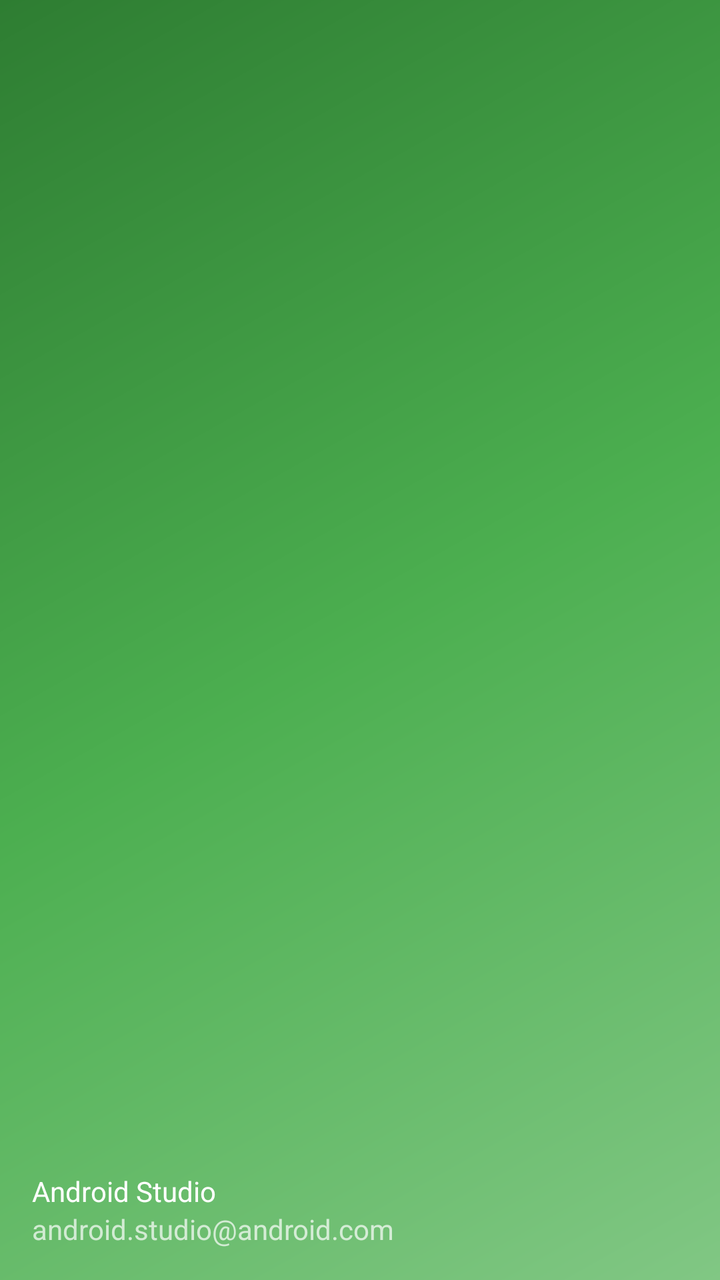
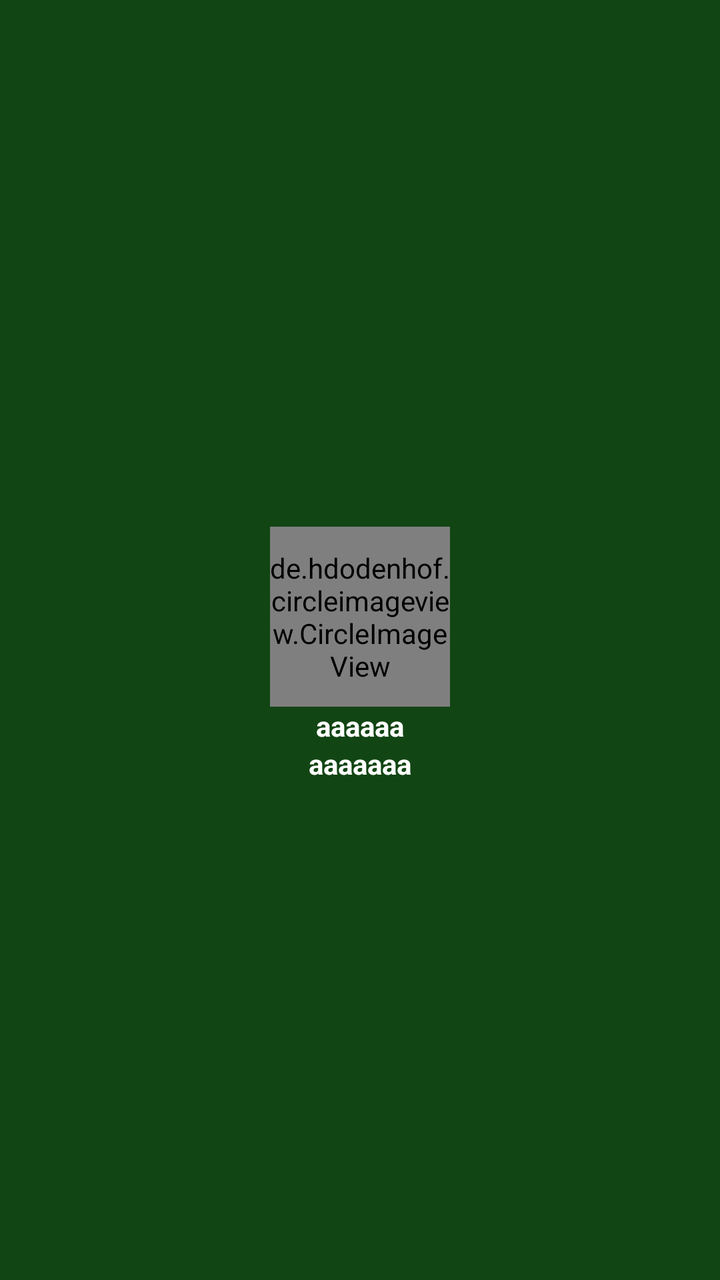

Compare the two renders of this Android layout. The source of the first and the diff that turns it into the second are given below.
<!-- AndroidManifest.xml: application theme AppTheme -->
<!-- res/layout/nav_header_main.xml -->
<?xml version="1.0" encoding="utf-8"?>
<LinearLayout xmlns:android="http://schemas.android.com/apk/res/android"
    android:layout_width="match_parent"
    android:layout_height="@dimen/nav_header_height"
    android:background="@drawable/side_nav_bar"
    android:gravity="bottom"
    android:orientation="vertical"
    android:paddingBottom="@dimen/activity_vertical_margin"
    android:paddingLeft="@dimen/activity_horizontal_margin"
    android:paddingRight="@dimen/activity_horizontal_margin"
    android:paddingTop="@dimen/activity_vertical_margin"
    android:theme="@style/ThemeOverlay.AppCompat.Dark">

    <ImageView
        android:id="@+id/imageView"
        android:layout_width="wrap_content"
        android:layout_height="wrap_content"
        android:paddingTop="@dimen/nav_header_vertical_spacing"
        android:src="@android:drawable/sym_def_app_icon" />

    <TextView
        android:layout_width="match_parent"
        android:layout_height="wrap_content"
        android:paddingTop="@dimen/nav_header_vertical_spacing"
        android:text="Android Studio"
        android:textAppearance="@style/TextAppearance.AppCompat.Body1" />

    <TextView
        android:id="@+id/textView"
        android:layout_width="wrap_content"
        android:layout_height="wrap_content"
        android:text="android.studio@android.com" />

</LinearLayout>
<!-- resources referenced by this layout -->
<resources>
  <dimen name="activity_horizontal_margin">16dp</dimen>
  <dimen name="activity_vertical_margin">16dp</dimen>
  <dimen name="nav_header_height">160dp</dimen>
  <dimen name="nav_header_vertical_spacing">16dp</dimen>
  <!-- drawable side_nav_bar (drawable) -->
  <shape xmlns:android="http://schemas.android.com/apk/res/android"
      android:shape="rectangle">
      <gradient
          android:angle="135"
          android:centerColor="#4CAF50"
          android:endColor="#2E7D32"
          android:startColor="#81C784"
          android:type="linear" />
  </shape>
  <style name="AppTheme" parent="Theme.AppCompat.Light.DarkActionBar">
          
          <item name="windowNoTitle">true</item>
          <item name="windowActionBar">false</item>
          <item name="colorPrimary">@color/colorPrimary</item>
          <item name="colorPrimaryDark">@color/colorPrimaryDark</item>
          <item name="colorAccent">@color/colorAccent</item>
      </style>
  <color name="colorPrimary">#124514</color>
  <color name="colorPrimaryDark">#303F9F</color>
  <color name="colorAccent">#000105</color>
</resources>

<!-- the commit's change to res/layout/nav_header_main.xml (unified diff, before → after) -->
@@ -1,34 +1,43 @@
 <?xml version="1.0" encoding="utf-8"?>
 <LinearLayout xmlns:android="http://schemas.android.com/apk/res/android"
+    android:id="@+id/header_layout"
     android:layout_width="match_parent"
-    android:layout_height="@dimen/nav_header_height"
-    android:background="@drawable/side_nav_bar"
-    android:gravity="bottom"
+    android:layout_height="wrap_content"
+    android:background="@color/colorPrimary"
+    android:gravity="center"
     android:orientation="vertical"
-    android:paddingBottom="@dimen/activity_vertical_margin"
-    android:paddingLeft="@dimen/activity_horizontal_margin"
-    android:paddingRight="@dimen/activity_horizontal_margin"
-    android:paddingTop="@dimen/activity_vertical_margin"
+    android:padding="@dimen/DrawerHeader_paddin"
     android:theme="@style/ThemeOverlay.AppCompat.Dark">
 
-    <ImageView
+    <de.hdodenhof.circleimageview.CircleImageView xmlns:app="http://schemas.android.com/apk/res-auto"
         android:id="@+id/imageView"
-        android:layout_width="wrap_content"
-        android:layout_height="wrap_content"
-        android:paddingTop="@dimen/nav_header_vertical_spacing"
-        android:src="@android:drawable/sym_def_app_icon" />
+        android:layout_width="@dimen/DrawerHeader_CircleImageView_width"
+        android:layout_height="@dimen/DrawerHeader_CircleImageView_height"
+        android:layout_marginTop="@dimen/DrawerHeader_CircleImageView_marginTop"
+        android:src="@drawable/ic_menu_gallery"
+        app:civ_border_color="@color/white"
+        app:civ_border_width="@dimen/DrawerHeader_CircleImageView_border_width" />
 
     <TextView
+        android:id="@+id/txt_UserName"
         android:layout_width="match_parent"
         android:layout_height="wrap_content"
-        android:paddingTop="@dimen/nav_header_vertical_spacing"
-        android:text="Android Studio"
-        android:textAppearance="@style/TextAppearance.AppCompat.Body1" />
+        android:gravity="center"
+        android:text="aaaaaa"
+        android:textAppearance="@style/TextAppearance.AppCompat.Body1"
+        android:textColor="@color/white"
+        android:textStyle="bold" />
 
     <TextView
-        android:id="@+id/textView"
-        android:layout_width="wrap_content"
+        android:id="@+id/txt_Mail"
+        android:layout_width="match_parent"
         android:layout_height="wrap_content"
-        android:text="android.studio@android.com" />
+        android:layout_below="@+id/profile_image"
+        android:gravity="center"
+        android:text="aaaaaaa"
+        android:textAppearance="@style/TextAppearance.AppCompat.Body1"
+        android:textColor="@color/white"
+        android:textStyle="bold" />
+
 
 </LinearLayout>
<!-- resource entries referenced after the edit -->
@@ -1,28 +1,31 @@
 <!-- resources referenced by this layout -->
 <resources>
-  <dimen name="activity_horizontal_margin">16dp</dimen>
-  <dimen name="activity_vertical_margin">16dp</dimen>
-  <dimen name="nav_header_height">160dp</dimen>
-  <dimen name="nav_header_vertical_spacing">16dp</dimen>
-  <!-- drawable side_nav_bar (drawable) -->
-  <shape xmlns:android="http://schemas.android.com/apk/res/android"
-      android:shape="rectangle">
-      <gradient
-          android:angle="135"
-          android:centerColor="#4CAF50"
-          android:endColor="#2E7D32"
-          android:startColor="#81C784"
-          android:type="linear" />
-  </shape>
   <style name="AppTheme" parent="Theme.AppCompat.Light.DarkActionBar">
           
           <item name="windowNoTitle">true</item>
           <item name="windowActionBar">false</item>
-          <item name="colorPrimary">@color/colorPrimary</item>
+          <item name="colorPrimary">@color/light_blue_800</item>
           <item name="colorPrimaryDark">@color/colorPrimaryDark</item>
           <item name="colorAccent">@color/colorAccent</item>
       </style>
+  <color name="light_blue_800">#0277bd</color>
   <color name="colorPrimary">#124514</color>
+  <color name="white">#FFFFFF</color>
+  <dimen name="DrawerHeader_CircleImageView_border_width">2dp</dimen>
+  <dimen name="DrawerHeader_CircleImageView_height">90dp</dimen>
+  <dimen name="DrawerHeader_CircleImageView_marginTop">15dp</dimen>
+  <dimen name="DrawerHeader_CircleImageView_width">90dp</dimen>
+  <dimen name="DrawerHeader_paddin">16dp</dimen>
+  <!-- drawable ic_menu_gallery (drawable-v21) -->
+  <vector xmlns:android="http://schemas.android.com/apk/res/android"
+      android:width="24dp"
+      android:height="24dp"
+      android:viewportHeight="24.0"
+      android:viewportWidth="24.0">
+      <path
+          android:fillColor="#FF000000"
+          android:pathData="M22,16V4c0,-1.1 -0.9,-2 -2,-2H8c-1.1,0 -2,0.9 -2,2v12c0,1.1 0.9,2 2,2h12c1.1,0 2,-0.9 2,-2zm-11,-4l2.03,2.71L16,11l4,5H8l3,-4zM2,6v14c0,1.1 0.9,2 2,2h14v-2H4V6H2z" />
+  </vector>
   <color name="colorPrimaryDark">#303F9F</color>
   <color name="colorAccent">#000105</color>
 </resources>
